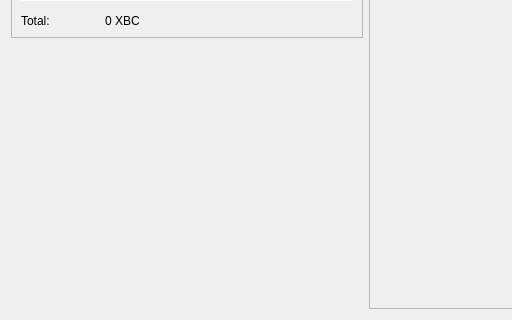
This is src/qt/forms/overviewpage.ui in stubma/xbcwalletsource as Qt 5 draws it before an edit; both pictures show x 0 to 512 and y 152 to 472 of the 732 by 472 pixel window. The edited form follows.
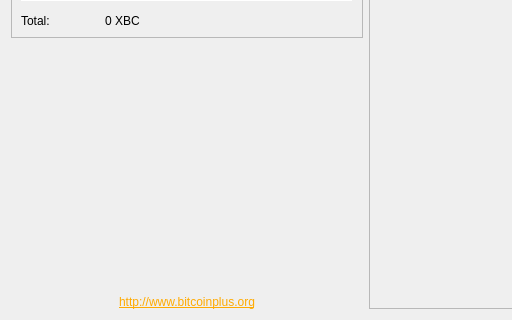
This is the edited form. Icons and pictures are not drawn.

```diff
--- a/src/qt/forms/overviewpage.ui
+++ b/src/qt/forms/overviewpage.ui
@@ -287,6 +287,19 @@
        </property>
       </spacer>
      </item>
+     <item>
+      <widget class="QLabel" name="label_2">
+       <property name="text">
+        <string>&lt;html&gt;&lt;head/&gt;&lt;body&gt;&lt;p&gt;&lt;a href=&quot;http://www.bitcoinplus.org&quot;&gt;&lt;span style=&quot; text-decoration: underline; color:#ffaa00;&quot;&gt;http://www.bitcoinplus.org&lt;/span&gt;&lt;/a&gt;&lt;/p&gt;&lt;/body&gt;&lt;/html&gt;</string>
+       </property>
+       <property name="alignment">
+        <set>Qt::AlignCenter</set>
+       </property>
+       <property name="openExternalLinks">
+        <bool>true</bool>
+       </property>
+      </widget>
+     </item>
     </layout>
    </item>
    <item>
```
Left out of the diff: 7 changed lines with no effect on the pictures.
